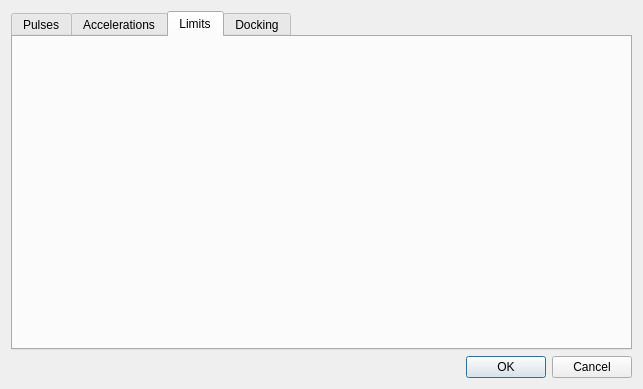
First picture: the form in sources/forms/Settings.ui, repository eduard-x/cnc-qt, before the edit.
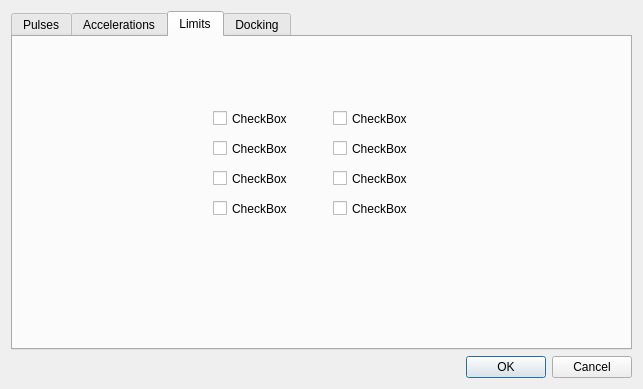
Second picture: the form after the edit. The open tabs and pages were chosen to show the change.

What changed in the file:
```diff
--- a/sources/forms/Settings.ui
+++ b/sources/forms/Settings.ui
@@ -638,6 +638,110 @@
       <attribute name="title">
        <string>Limits</string>
       </attribute>
+      <widget class="QCheckBox" name="checkBox">
+       <property name="geometry">
+        <rect>
+         <x>200</x>
+         <y>70</y>
+         <width>92</width>
+         <height>23</height>
+        </rect>
+       </property>
+       <property name="text">
+        <string>CheckBox</string>
+       </property>
+      </widget>
+      <widget class="QCheckBox" name="checkBox_2">
+       <property name="geometry">
+        <rect>
+         <x>200</x>
+         <y>100</y>
+         <width>92</width>
+         <height>23</height>
+        </rect>
+       </property>
+       <property name="text">
+        <string>CheckBox</string>
+       </property>
+      </widget>
+      <widget class="QCheckBox" name="checkBox_3">
+       <property name="geometry">
+        <rect>
+         <x>200</x>
+         <y>130</y>
+         <width>92</width>
+         <height>23</height>
+        </rect>
+       </property>
+       <property name="text">
+        <string>CheckBox</string>
+       </property>
+      </widget>
+      <widget class="QCheckBox" name="checkBox_4">
+       <property name="geometry">
+        <rect>
+         <x>200</x>
+         <y>160</y>
+         <width>92</width>
+         <height>23</height>
+        </rect>
+       </property>
+       <property name="text">
+        <string>CheckBox</string>
+       </property>
+      </widget>
+      <widget class="QCheckBox" name="checkBox_5">
+       <property name="geometry">
+        <rect>
+         <x>320</x>
+         <y>70</y>
+         <width>92</width>
+         <height>23</height>
+        </rect>
+       </property>
+       <property name="text">
+        <string>CheckBox</string>
+       </property>
+      </widget>
+      <widget class="QCheckBox" name="checkBox_6">
+       <property name="geometry">
+        <rect>
+         <x>320</x>
+         <y>100</y>
+         <width>92</width>
+         <height>23</height>
+        </rect>
+       </property>
+       <property name="text">
+        <string>CheckBox</string>
+       </property>
+      </widget>
+      <widget class="QCheckBox" name="checkBox_7">
+       <property name="geometry">
+        <rect>
+         <x>320</x>
+         <y>130</y>
+         <width>92</width>
+         <height>23</height>
+        </rect>
+       </property>
+       <property name="text">
+        <string>CheckBox</string>
+       </property>
+      </widget>
+      <widget class="QCheckBox" name="checkBox_8">
+       <property name="geometry">
+        <rect>
+         <x>320</x>
+         <y>160</y>
+         <width>92</width>
+         <height>23</height>
+        </rect>
+       </property>
+       <property name="text">
+        <string>CheckBox</string>
+       </property>
+      </widget>
      </widget>
      <widget class="QWidget" name="tab_4">
       <attribute name="title">
```
Left out of the diff: 162 changed lines with no effect on the pictures.
